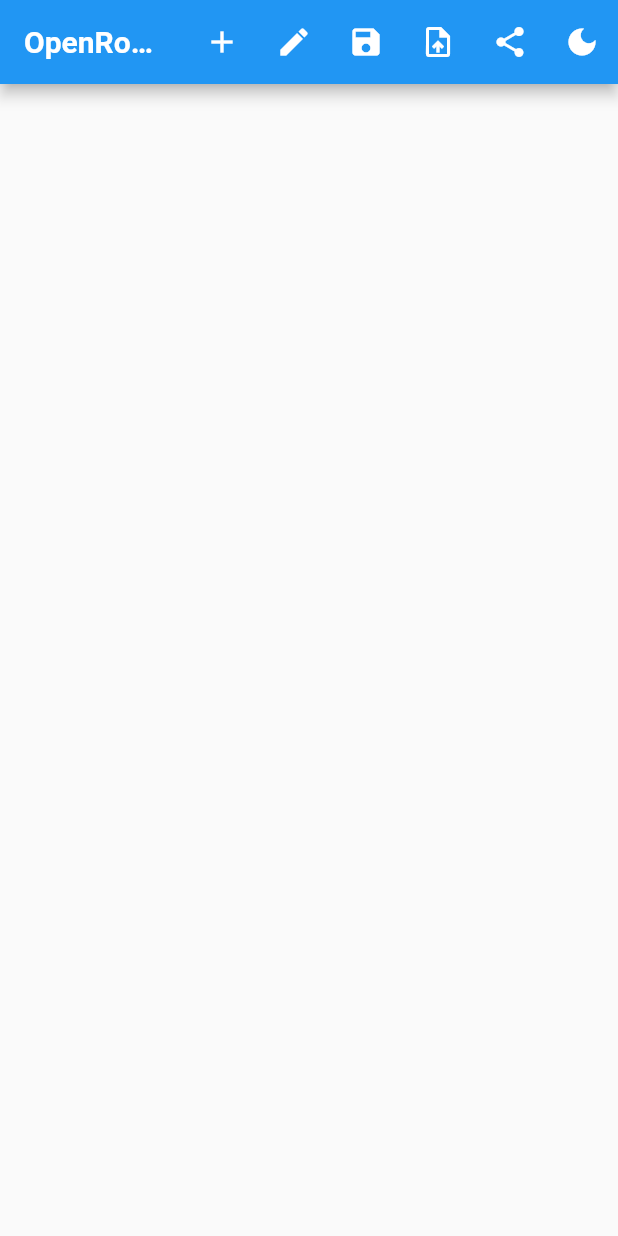
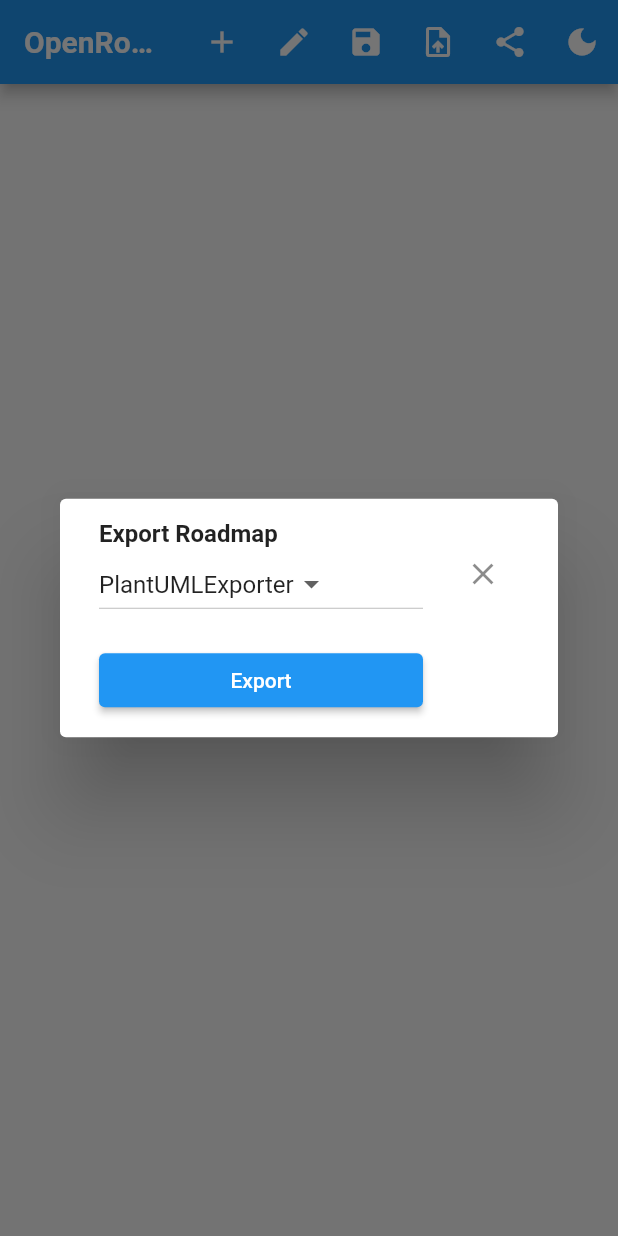
Before and after one commit to openorg-software/openroadmap, a Flutter app: the screen it shows after launch, after a tap on the "share" icon, on a phone screen of 412 x 824 dp. Run offline on Flutter 3.47's test engine with Material 2 defaults, Android fonts, the phone set to English and light mode, and no system bars; our stand-ins replace file_picker.

Commit message:
add export dialog and refactor workpackage to userstory

```diff
--- a/lib/export/plantuml_exporter.dart
+++ b/lib/export/plantuml_exporter.dart
@@ -1,18 +1,19 @@
 import 'dart:io';
 
 import 'package:file_picker/file_picker.dart';
+import 'package:flutter/cupertino.dart';
 import 'package:openroadmap/export/exporter.dart';
 import 'package:openroadmap/model/release.dart';
-import 'package:openroadmap/model/workpackage.dart';
+import 'package:openroadmap/model/user_story.dart';
 import 'package:openroadmap/util/or_provider.dart';
 
-class PlantUMLExporter extends Exporter {
+class PlantUMLExporter extends StatefulWidget implements Exporter {
   @override
   void export(ORProvider orProvider) async {
     // Create Gantt Chart String
     String plantuml = '@startuml\n';
     plantuml += 'projectscale quarterly zoom 4\n';
-    String style = '<style>' +
+    String defaultStyle = '<style>' +
         '\nganttDiagram {' +
         '\ntask ' +
         '{\nFontName Arial\nFontColor black\nFontSize 18\nFontStyle bold\nBackGroundColor #b3b3b3\nLineColor black\n}' +
@@ -20,7 +21,13 @@ class PlantUMLExporter extends Exporter {
         '{\nFontName Arial\nFontColor black\nFontSize 18\nFontStyle bold\nBackGroundColor black\nLineColor black\n}' +
         '\n}' +
         '\n</style>\n';
-    plantuml += style;
+    String userDefinedStyle = orProvider.rm.userDefinedStyle;
+    // Set user defined style instead of default
+    if (userDefinedStyle != null && userDefinedStyle != '') {
+      plantuml += userDefinedStyle;
+    } else {
+      plantuml += defaultStyle;
+    }
     String content = '';
     DateTime earliest = DateTime(9999, 12, 31);
     for (Release r in orProvider.rm.releases) {
@@ -35,9 +42,9 @@ class PlantUMLExporter extends Exporter {
           'and ends ${r.targetDate.year}-${r.targetDate.month}-${r.targetDate.day}';
       content += '\n';
 
-      // Add information about all workpackages
-      Workpackage prev;
-      for (Workpackage wp in r.workpackages) {
+      // Add information about all user stories
+      UserStory prev;
+      for (UserStory wp in r.userStories) {
         if (prev == null) {
           content +=
               '[{${r.id}} ${wp.name}] as [{${r.id}} ${wp.name}] starts at [{${r.id}} ${r.name}]\'s start '
@@ -67,4 +74,10 @@ class PlantUMLExporter extends Exporter {
       file.writeAsStringSync(plantuml);
     }
   }
+
+  @override
+  State<StatefulWidget> createState() {
+    // TODO: implement createState
+    throw UnimplementedError();
+  }
 }
--- a/lib/main.dart
+++ b/lib/main.dart
@@ -1,11 +1,11 @@
 import 'package:flutter/material.dart';
-import 'package:openroadmap/export/plantuml_exporter.dart';
 import 'package:openroadmap/model/release.dart';
-import 'package:openroadmap/model/workpackage.dart';
+import 'package:openroadmap/model/user_story.dart';
 import 'package:openroadmap/util/or_provider.dart';
 import 'package:openroadmap/util/theme_provider.dart';
 import 'package:openroadmap/widgets/add_release_form.dart';
 import 'package:openroadmap/widgets/edit_roadmap_form.dart';
+import 'package:openroadmap/widgets/export_form.dart';
 import 'package:openroadmap/widgets/hover_widget.dart';
 import 'package:provider/provider.dart';
 
@@ -44,43 +44,42 @@ class _OpenRoadmapState extends State<OpenRoadmap> {
     super.initState();
   }
 
-  buildItemDragTarget(int releaseId, int targetWorkpackageId, double height) {
+  buildItemDragTarget(int releaseId, int targetUserStoryId, double height) {
     return Consumer<ORProvider>(builder: (context, orProvider, child) {
-      return DragTarget<Workpackage>(
-        // Ensure workpackage is only dropped on other workpackage or empty list
-        onWillAccept: (Workpackage data) {
-          return orProvider.getReleaseById(releaseId).workpackages.isEmpty ||
+      return DragTarget<UserStory>(
+        // Ensure user story is only dropped on other user story or empty list
+        onWillAccept: (UserStory data) {
+          return orProvider.getReleaseById(releaseId).userStories.isEmpty ||
               data.id !=
                   orProvider
-                      .getWorkpackageInReleaseById(
-                          releaseId, targetWorkpackageId)
+                      .getUserStoryInReleaseById(releaseId, targetUserStoryId)
                       .id;
         },
-        // Move the workpackage on the accepted location
-        onAccept: (Workpackage wp) {
+        // Move the user story on the accepted location
+        onAccept: (UserStory wp) {
           setState(() {
-            // Remove workpackage from old release
-            orProvider.getReleaseById(wp.releaseId).workpackages.remove(wp);
-            // Insert workpackage in new release at target location
+            // Remove user story from old release
+            orProvider.getReleaseById(wp.releaseId).userStories.remove(wp);
+            // Insert user story in new release at target location
             // 1. Set new releaseId
             wp.releaseId = releaseId;
             // 2. Determine index for insertion
             int targetWpIndex = orProvider
                 .getReleaseById(releaseId)
-                .workpackages
-                .indexOf(orProvider.getWorkpackageInReleaseById(
-                    releaseId, targetWorkpackageId));
+                .userStories
+                .indexOf(orProvider.getUserStoryInReleaseById(
+                    releaseId, targetUserStoryId));
             orProvider
                 .getReleaseById(wp.releaseId)
-                .workpackages
+                .userStories
                 .insert(targetWpIndex == -1 ? 0 : targetWpIndex, wp);
 
             orProvider.rebuild();
           });
         },
-        builder: (BuildContext context, List<Workpackage> workpackages,
+        builder: (BuildContext context, List<UserStory> userStories,
             List<dynamic> rejectedData) {
-          if (workpackages.isEmpty) {
+          if (userStories.isEmpty) {
             // The area that accepts the draggable
             return Container(
               height: height,
@@ -92,7 +91,7 @@ class _OpenRoadmapState extends State<OpenRoadmap> {
                 Container(
                   height: height,
                 ),
-                ...workpackages.map((Workpackage item) {
+                ...userStories.map((UserStory item) {
                   return Opacity(
                     opacity: 0.5,
                     child: item,
@@ -185,7 +184,7 @@ class _OpenRoadmapState extends State<OpenRoadmap> {
     );
   }
 
-  buildKanbanList(Release release, List<Workpackage> items) {
+  buildKanbanList(Release release, List<UserStory> items) {
     return Column(
       children: [
         buildHeader(release),
@@ -194,7 +193,7 @@ class _OpenRoadmapState extends State<OpenRoadmap> {
             scrollDirection: Axis.vertical,
             child: Column(
               children: [
-                release.workpackages.length > 0
+                release.userStories.length > 0
                     ? ListView.builder(
                         scrollDirection: Axis.vertical,
                         shrinkWrap: true,
@@ -205,7 +204,7 @@ class _OpenRoadmapState extends State<OpenRoadmap> {
                           // * An area for incoming draggables
                           return Stack(
                             children: [
-                              Draggable<Workpackage>(
+                              Draggable<UserStory>(
                                 data: items[index],
                                 child: items[index],
                                 // A card waiting to be dragged
@@ -215,7 +214,7 @@ class _OpenRoadmapState extends State<OpenRoadmap> {
                                   child: items[index],
                                 ),
                                 feedback: Container(
-                                  // The dragged workpackage
+                                  // The dragged user story
                                   height: ThemeProvider.tileHeight + 50,
                                   width: ThemeProvider.tileWidth,
                                   child: HoverWidget(
@@ -320,21 +319,50 @@ class _OpenRoadmapState extends State<OpenRoadmap> {
                         ),
                       )
                     : Container(),
-                IconButton(
-                  onPressed: () => orProvider.saveRoadmap(),
-                  icon: Icon(Icons.save),
-                ),
+                orProvider.rm != null
+                    ? IconButton(
+                        onPressed: () => orProvider.saveRoadmap(),
+                        icon: Icon(Icons.save),
+                      )
+                    : Container(),
                 IconButton(
                   onPressed: () => orProvider.loadRoadmap(),
                   icon: Icon(Icons.upload_file),
                 ),
-                IconButton(
-                  onPressed: () {
-                    PlantUMLExporter exporter = PlantUMLExporter();
-                    exporter.export(orProvider);
-                  },
-                  icon: Icon(Icons.share),
-                ),
+                orProvider.rm != null
+                    ? IconButton(
+                        onPressed: () {
+                          showDialog(
+                            context: context,
+                            builder: (BuildContext context) {
+                              return SimpleDialog(
+                                contentPadding: EdgeInsets.all(10),
+                                backgroundColor:
+                                    Theme.of(context).dialogBackgroundColor,
+                                children: [
+                                  Container(
+                                    width: 500,
+                                    child: ListTile(
+                                      title: Text(
+                                        'Export Roadmap',
+                                        style: TextStyle(
+                                            fontWeight: FontWeight.bold),
+                                      ),
+                                      trailing: IconButton(
+                                        onPressed: () => Navigator.pop(context),
+                                        icon: Icon(Icons.close),
+                                      ),
+                                      subtitle: ExportForm(),
+                                    ),
+                                  ),
+                                ],
+                              );
+                            },
+                          );
+                        },
+                        icon: Icon(Icons.share),
+                      )
+                    : Container(),
                 Consumer<ThemeProvider>(
                     builder: (context, themeProvider, child) {
                   return IconButton(
@@ -353,7 +381,7 @@ class _OpenRoadmapState extends State<OpenRoadmap> {
                     children: orProvider.rm.releases.map((Release r) {
                       return Container(
                         width: ThemeProvider.tileWidth,
-                        child: buildKanbanList(r, r.workpackages),
+                        child: buildKanbanList(r, r.userStories),
                       );
                     }).toList(),
                   ),
--- a/lib/model/roadmap.dart
+++ b/lib/model/roadmap.dart
@@ -1,26 +1,35 @@
 import 'package:openroadmap/model/release.dart';
-import 'package:openroadmap/model/workpackage.dart';
+import 'package:openroadmap/model/user_story.dart';
+import 'package:openroadmap/util/base64_helper.dart';
 
 class Roadmap {
   String name;
   List<Release> releases;
-  List<Workpackage> unassignedWorkpackages;
+  List<UserStory> unassignedUserStories;
   int storyPointsPerSprint;
   Duration sprintLength;
+  List<String> users;
+  String userDefinedStyle;
 
-  Roadmap(
-      {this.name,
-      this.releases,
-      this.unassignedWorkpackages,
-      this.storyPointsPerSprint,
-      this.sprintLength});
+  Roadmap({
+    this.name,
+    this.releases,
+    this.unassignedUserStories,
+    this.storyPointsPerSprint,
+    this.sprintLength,
+    this.users,
+    this.userDefinedStyle,
+  });
 
   factory Roadmap.fromJson(var json) {
     return Roadmap(
-        name: json['name'],
-        releases: Release.fromJsonList(json['releases']),
-        storyPointsPerSprint: json['storyPointsPerSprint'],
-        sprintLength: Duration(days: json['sprintLength']));
+      name: json['name'],
+      releases: Release.fromJsonList(json['releases']),
+      storyPointsPerSprint: json['storyPointsPerSprint'],
+      sprintLength: Duration(days: json['sprintLength']),
+      users: Base64Helper.decodeListOfStringFromJson(json['users']),
+      userDefinedStyle: Base64Helper.decodeString(json['style']),
+    );
   }
 
   Map<String, dynamic> toJson() {
@@ -28,18 +37,23 @@ class Roadmap {
     for (Release r in this.releases) {
       releases.add(r.toJson());
     }
+    List userList = List.empty(growable: true);
+    for (String s in this.users) {
+      var encodedUser = Base64Helper.encodeString(s);
+      userList.add('"$encodedUser"');
+    }
     return {
       '"name"': '"$name"',
       '"releases"': releases,
       '"storyPointsPerSprint"': storyPointsPerSprint,
-      '"sprintLength"': sprintLength.inDays
+      '"sprintLength"': sprintLength.inDays,
+      '"users"': userList,
+      '"style"': '"${Base64Helper.encodeString(userDefinedStyle)}"',
     };
   }
 
   void addRelease(Release r) {
     r.id = releases.length + 1;
-    print('New release: ${r.id}');
-    print('New release: ${this.releases}');
     this.releases.add(r);
   }
 
--- a/lib/util/or_provider.dart
+++ b/lib/util/or_provider.dart
@@ -6,7 +6,7 @@ import 'package:flutter/cupertino.dart';
 import 'package:flutter/material.dart';
 import 'package:openroadmap/model/release.dart';
 import 'package:openroadmap/model/roadmap.dart';
-import 'package:openroadmap/model/workpackage.dart';
+import 'package:openroadmap/model/user_story.dart';
 
 class ORProvider extends ChangeNotifier {
   Roadmap rm = Roadmap(
@@ -14,6 +14,27 @@ class ORProvider extends ChangeNotifier {
     storyPointsPerSprint: 10,
     sprintLength: Duration(days: 14),
     releases: List<Release>.empty(growable: true),
+    users: List<String>.empty(growable: true),
+    userDefinedStyle: '<style>\n' +
+        '  ganttDiagram {\n' +
+        '    task {\n' +
+        '    FontName Arial\n' +
+        '    FontColor black\n' +
+        '    FontSize 18\n' +
+        '    FontStyle bold\n' +
+        '    BackGroundColor #b3b3b3\n' +
+        '    LineColor black\n' +
+        '    }\n' +
+        '  arrow {\n' +
+        '    FontName Arial\n' +
+        '    FontColor black\n' +
+        '    FontSize 18\n' +
+        '    FontStyle bold\n' +
+        '    BackGroundColor black\n' +
+        '    LineColor black\n' +
+        '    }\n' +
+        '  }\n' +
+        '</style>\n',
   );
 
   Release getReleaseById(int id) {
@@ -25,17 +46,17 @@ class ORProvider extends ChangeNotifier {
     return Release.invalid();
   }
 
-  Workpackage getWorkpackageInReleaseById(int releaseId, int workpackageId) {
+  UserStory getUserStoryInReleaseById(int releaseId, int userStoryId) {
     for (Release r in rm.releases) {
       if (r.id == releaseId) {
-        for (Workpackage w in r.workpackages) {
-          if (w.id == workpackageId) {
+        for (UserStory w in r.userStories) {
+          if (w.id == userStoryId) {
             return w;
           }
         }
       }
     }
-    return Workpackage.invalid();
+    return UserStory.invalid();
   }
 
   void saveRoadmap() async {
--- a/lib/util/theme_provider.dart
+++ b/lib/util/theme_provider.dart
@@ -1,4 +1,3 @@
-import 'package:flutter/cupertino.dart';
 import 'package:flutter/material.dart';
 
 class ThemeProvider extends ChangeNotifier {
--- a/lib/widgets/add_release_form.dart
+++ b/lib/widgets/add_release_form.dart
@@ -1,6 +1,6 @@
 import 'package:flutter/material.dart';
 import 'package:openroadmap/model/release.dart';
-import 'package:openroadmap/model/workpackage.dart';
+import 'package:openroadmap/model/user_story.dart';
 import 'package:openroadmap/util/or_provider.dart';
 import 'package:provider/provider.dart';
 
@@ -79,7 +79,7 @@ class _AddReleaseForm extends State<AddReleaseForm> {
                         name: name,
                         startDate: startDate,
                         targetDate: targetDate,
-                        workpackages: List<Workpackage>.empty(growable: true),
+                        userStories: List<UserStory>.empty(growable: true),
                       );
                       orProvider.rm.addRelease(r);
                       orProvider.rebuild();
--- /dev/null
+++ b/lib/widgets/export_form.dart
@@ -0,0 +1,60 @@
+import 'package:flutter/material.dart';
+import 'package:openroadmap/export/exporter.dart';
+import 'package:openroadmap/export/plantuml_exporter.dart';
+import 'package:openroadmap/util/or_provider.dart';
+import 'package:provider/provider.dart';
+
+class ExportForm extends StatefulWidget {
+  ExportForm();
+
+  _ExportForm createState() => _ExportForm();
+}
+
+class _ExportForm extends State<ExportForm> {
+  Map<String, Exporter> exporters = {'PlantUMLExporter': PlantUMLExporter()};
+  String dropdownValue;
+
+  @override
+  void initState() {
+    dropdownValue = exporters.keys.first;
+    super.initState();
+  }
+
+  @override
+  Widget build(BuildContext context) {
+    return Column(
+      crossAxisAlignment: CrossAxisAlignment.stretch,
+      children: [
+        DropdownButton<String>(
+            items: exporters.keys
+                .toList()
+                .map<DropdownMenuItem<String>>((String s) {
+              return DropdownMenuItem(
+                value: s,
+                child: Text(s),
+              );
+            }).toList(),
+            value: dropdownValue,
+            onChanged: (String newValue) {
+              setState(() {
+                dropdownValue = newValue;
+              });
+            }),
+        Container(
+          padding: EdgeInsets.fromLTRB(0, 16, 0, 0),
+          child: Consumer<ORProvider>(
+            builder: (context, orProvider, child) {
+              return ElevatedButton(
+                child: Text('Export'),
+                onPressed: () {
+                  exporters['$dropdownValue'].export(orProvider);
+                  Navigator.pop(context);
+                },
+              );
+            },
+          ),
+        ),
+      ],
+    );
+  }
+}
```
Also changed, not shown: lib/model/release.dart (+113 -108 lines), lib/model/user_story.dart (renamed from lib/model/workpackage.dart, +17 -31 lines), lib/util/base64_helper.dart (added, +31 -0 lines), lib/widgets/add_userstory_form.dart (renamed from lib/widgets/add_workpackage_form.dart, +10 -10 lines), lib/widgets/edit_roadmap_form.dart (+23 -0 lines), lib/widgets/edit_userstory_form.dart (renamed from lib/widgets/edit_workpackage_form.dart, +20 -20 lines).
